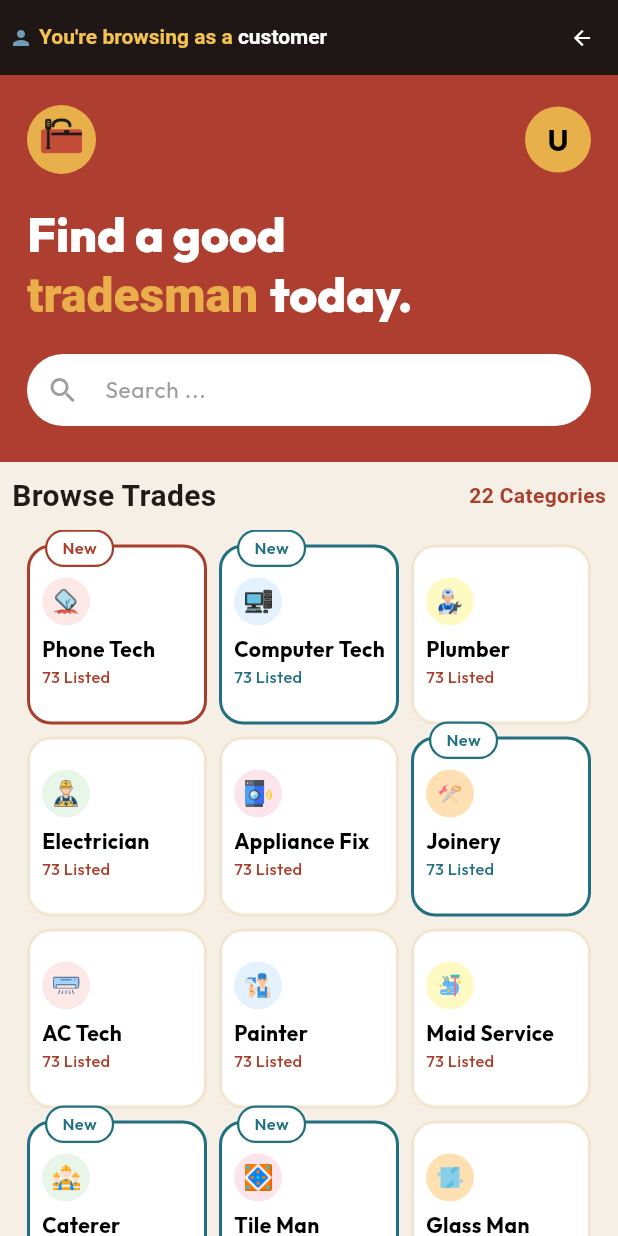
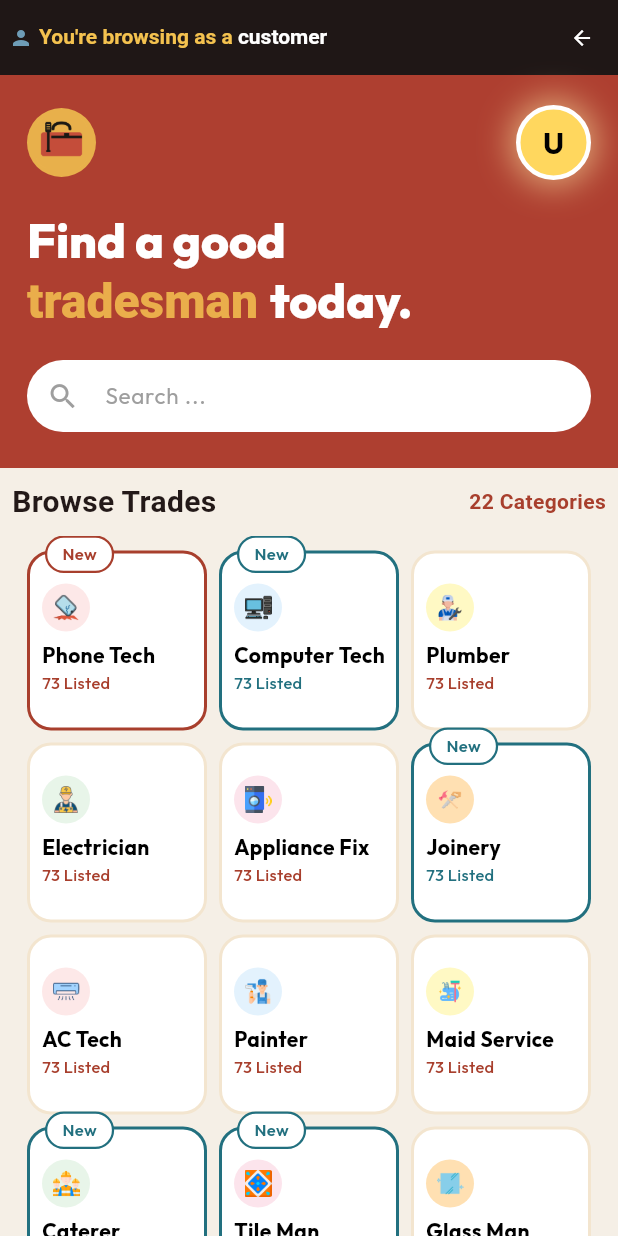
Before and after one commit to FSDTeam-SAA/flutter_wordsaloud, a Flutter app: the HomeScreen screen opened directly, on a phone screen of 412 x 824 dp. Run offline on Flutter 3.47's test engine with Material 3 defaults, Android fonts, the phone set to English and light mode, and no system bars; our stand-ins replace cached_network_image, connectivity_plus, dartz, device_info_plus, dio, equatable and 12 more; missing offline and left inert: flutter_webrtc, flutx_core; accounts and stored records are empty; network calls fail.

Commit message:
full done

```diff
--- a/lib/core/network/constants/api_constants.dart
+++ b/lib/core/network/constants/api_constants.dart
@@ -106,6 +106,8 @@ class TradesmanEndpoints {
 class UserEndpoints {
   final String home = '${ApiConstants.baseUrl}/tradesman/categories';
   final String getProfile = '${ApiConstants.baseUrl}/user/me';
+  final String addInquiry = '${ApiConstants.baseUrl}/inquiry';
+  final String getInquiry = '${ApiConstants.baseUrl}/admin/advertisements';
   final String updateProfile = '${ApiConstants.baseUrl}/user/me';
   String tradesmanDetails(String id) => '${ApiConstants.baseUrl}/tradesman/$id';
   String review(String tradesmanId) =>
--- a/lib/features/client_profile/controller/client_profile_controller.dart
+++ b/lib/features/client_profile/controller/client_profile_controller.dart
@@ -19,8 +19,8 @@ class ClientProfileController extends BaseController {
   final Rxn<GetClientProfileResponseModel> clientProfile =
       Rxn<GetClientProfileResponseModel>();
   final name = ''.obs;
-  final phone = '+1 (868) 754-2288'.obs;
-  final area = 'Chaguanas'.obs;
+  final phone = ''.obs;
+  final area = ''.obs;
   final RxnString profileImagePath = RxnString();
   final RxnString profileImageUrl = RxnString();
   final memberSince = ''.obs;
@@ -53,6 +53,30 @@ class ClientProfileController extends BaseController {
         return profile;
       },
     );
+  }
+
+  Future<bool> ensureRequiredProfileInfoLoaded() async {
+    if (clientProfile.value == null) {
+      await fetchClientProfile();
+    }
+
+    return hasRequiredProfileInfo;
+  }
+
+  bool get hasRequiredProfileInfo {
+    final profile = clientProfile.value;
+    final hasPhone =
+        (profile?.phoneNumber?.trim().isNotEmpty ?? false) ||
+        phone.value.trim().isNotEmpty;
+    final hasArea =
+        (profile?.area?.trim().isNotEmpty ?? false) ||
+        area.value.trim().isNotEmpty;
+    final hasProfilePicture =
+        (profile?.profileImage?.url?.trim().isNotEmpty ?? false) ||
+        (profileImageUrl.value?.trim().isNotEmpty ?? false) ||
+        (profileImagePath.value?.trim().isNotEmpty ?? false);
+
+    return hasPhone && hasArea && hasProfilePicture;
   }
 
   void updateProfile({
--- a/lib/features/home/screens/home_screen.dart
+++ b/lib/features/home/screens/home_screen.dart
@@ -44,6 +44,39 @@ class _HomeScreenState extends State<HomeScreen> {
     return 'U';
   }
 
+  Future<void> _openCategory(TradeCategory category) async {
+    final hasProfileInfo = await _clientProfileController
+        .ensureRequiredProfileInfoLoaded();
+
+    if (!hasProfileInfo) {
+      Get.snackbar(
+        'Complete your profile',
+        'Add your phone number, area, and profile picture first.',
+        snackPosition: SnackPosition.TOP,
+        backgroundColor: const Color(0xFF221C18),
+        colorText: Colors.white,
+        margin: const EdgeInsets.all(16),
+        icon: const Icon(Icons.person, color: Color(0xFFE8B04B)),
+        mainButton: TextButton(
+          onPressed: () {
+            Get.closeCurrentSnackbar();
+            Get.to(() => ProfileScreen());
+          },
+          child: Text(
+            'Complete',
+            style: GoogleFonts.outfit(
+              color: const Color(0xFFE8B04B),
+              fontWeight: FontWeight.w700,
+            ),
+          ),
+        ),
+      );
+      return;
+    }
+
+    Get.to(() => CategoryDetailsScreen(category: category));
+  }
+
   @override
   Widget build(BuildContext context) {
     return Scaffold(
@@ -86,16 +119,36 @@ class _HomeScreenState extends State<HomeScreen> {
                     // User initial avatar
                     GestureDetector(
                       onTap: () => Get.to(() => ProfileScreen()),
-                      child: Container(
-                        width: 44,
-                        height: 44,
-                        decoration: const BoxDecoration(
-                          color: Color(0xFFE8B04B),
+                      child: Obx(() {
+                        final shouldHighlight =
+                            !_clientProfileController.hasRequiredProfileInfo;
+
+                        return Container(
+                          width: 50,
+                          height: 50,
+                          alignment: Alignment.center,
+                          decoration: BoxDecoration(
+                            color: shouldHighlight
+                                ? const Color(0xFFFFD75E)
+                                : const Color(0xFFE8B04B),
                             shape: BoxShape.circle,
+                            border: Border.all(
+                              color: shouldHighlight
+                                  ? Colors.white
+                                  : Colors.transparent,
+                              width: 3,
                             ),
-                        child: Center(
-                          child: Obx(
-                            () => Text(
+                            boxShadow: shouldHighlight
+                                ? const [
+                                    BoxShadow(
+                                      color: Color(0x99FFE8A3),
+                                      blurRadius: 18,
+                                      spreadRadius: 4,
+                                    ),
+                                  ]
+                                : null,
+                          ),
+                          child: Text(
                             _userInitial(),
                             style: GoogleFonts.outfit(
                               fontSize: 20,
@@ -103,9 +156,8 @@ class _HomeScreenState extends State<HomeScreen> {
                               color: Colors.black,
                             ),
                           ),
-                          ),
-                        ),
-                      ),
+                        );
+                      }),
                     ),
                   ],
                 ),
@@ -276,9 +328,7 @@ class _HomeScreenState extends State<HomeScreen> {
                           clipBehavior: Clip.none,
                           children: [
                             GestureDetector(
-                              onTap: () => Get.to(
-                                () => CategoryDetailsScreen(category: cat),
-                              ),
+                              onTap: () => _openCategory(cat),
                               child: SizedBox.expand(
                                 child: Container(
                                   decoration: BoxDecoration(
--- a/lib/features/tradesman_account_creation/repositories/tradesman_repo.dart
+++ b/lib/features/tradesman_account_creation/repositories/tradesman_repo.dart
@@ -1,7 +1,10 @@
 import 'package:dio/dio.dart';
+import 'package:flutter_wordsaloud/features/tradesman_account_creation/model/request/add_inquiry_request_model.dart';
 import 'package:flutter_wordsaloud/features/tradesman_account_creation/model/request/add_review_request_model.dart';
 import 'package:flutter_wordsaloud/features/tradesman_account_creation/model/request/tradesman_area_request_model.dart';
+import 'package:flutter_wordsaloud/features/tradesman_account_creation/model/response/add_inquiry_response_model.dart';
 import 'package:flutter_wordsaloud/features/tradesman_account_creation/model/response/add_review_response_model.dart';
+import 'package:flutter_wordsaloud/features/tradesman_account_creation/model/response/get_advertise_response_model.dart';
 import 'package:flutter_wordsaloud/features/tradesman_account_creation/model/response/get_all_tradesman_response_model.dart';
 import 'package:flutter_wordsaloud/features/tradesman_account_creation/model/response/get_client_profile_response_model.dart';
 import 'package:flutter_wordsaloud/features/tradesman_account_creation/model/response/get_skill_listed_count_response_model.dart';
@@ -47,4 +50,7 @@ abstract class TradesmanRepo {
     int page,
     int limit,
   });
+
+  NetworkResult<AddInquiryResponseModel> addInquiry(AddInquiryRequestModel request);
+  NetworkResult<GetAdvertiseResponseModel> getAdvertise();
 }
```
Also changed, not shown: lib/features/client_profile/screens/advertise_inquiry_screen.dart (+60 -2 lines), lib/features/home/screens/category_details_screen.dart (+92 -13 lines), lib/features/tradesman_account_creation/controller/tradesman_controller.dart (+59 -0 lines), lib/features/tradesman_account_creation/model/response/get_advertise_response_model.dart (added, +72 -0 lines), lib/features/tradesman_account_creation/repositories/tradesman_repo_impl.dart (+22 -72 lines), lib/features/tradesman_account_creation/screens/tradesman_dashboard.dart (+13 -13 lines). Lines whose indentation alone changed are shown as unchanged.
